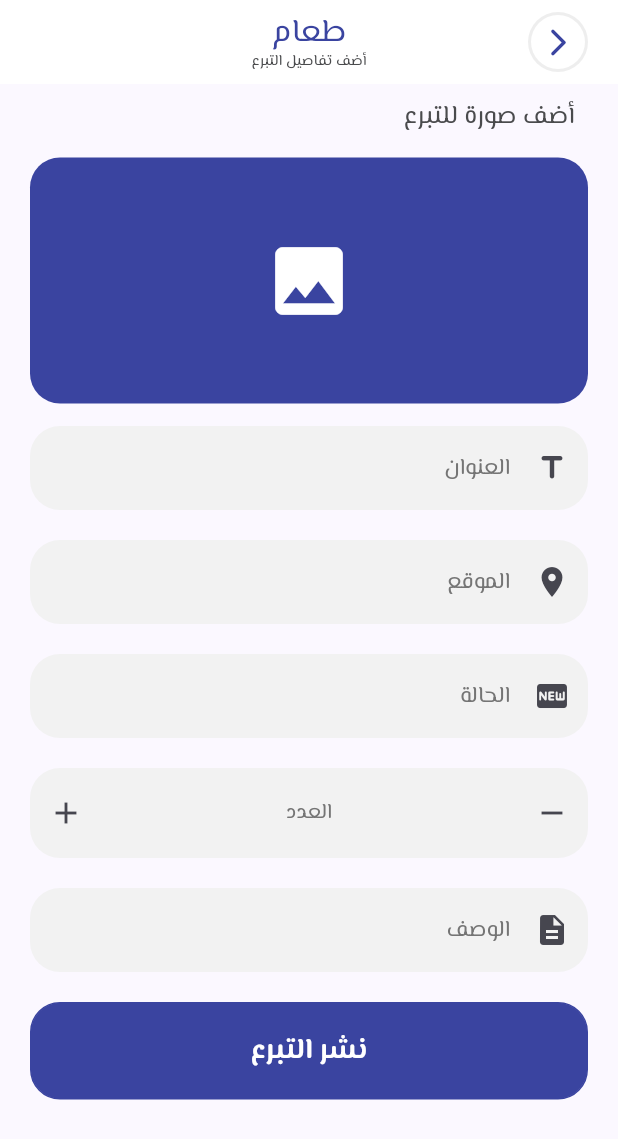
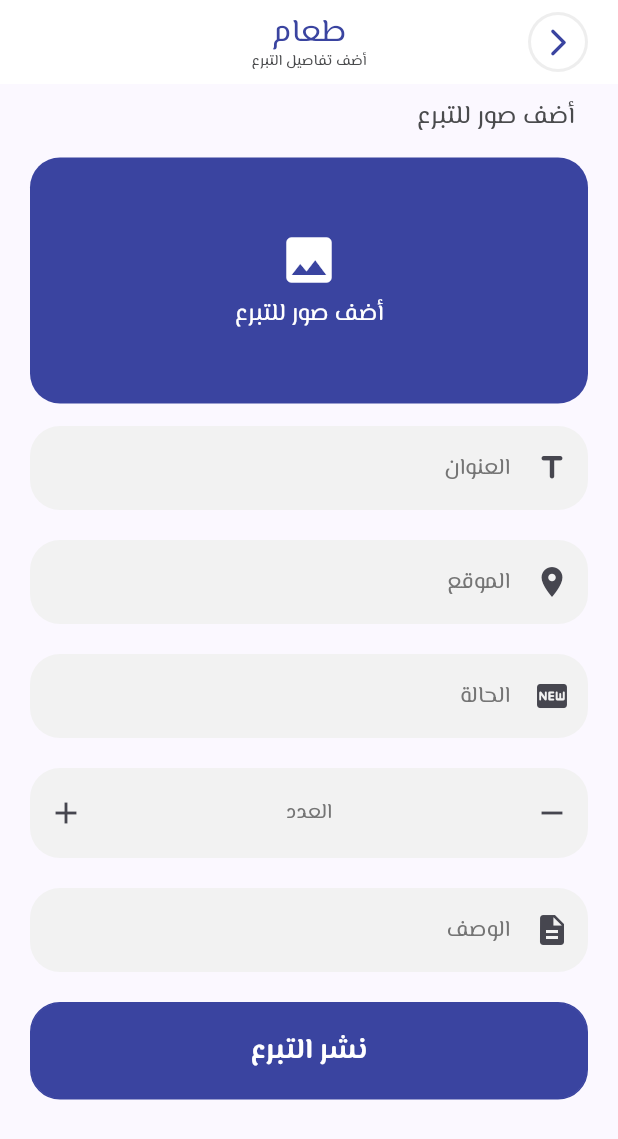
Before and after one commit to omarabukaraki/takaful, a Flutter app: the AddItemDonation screen opened directly with empty values, after a tap on "طعام", on a phone screen of 412 x 824 dp. Shown: the top 1139 px of the screen. Run offline on Flutter 3.47's test engine with Material 2 defaults, Android fonts, the phone set to English and light mode, and no system bars; our stand-ins replace bloc, cached_network_image, carousel_slider, cloud_firestore, firebase_auth, firebase_core and 6 more; missing offline and left inert: blurry_modal_progress_hud; accounts and stored records are empty.

Commit message:
some changes

```diff
--- a/lib/core/utils/app_strings.dart
+++ b/lib/core/utils/app_strings.dart
@@ -34,7 +34,7 @@ abstract class AppString {
   static const String textClothes = 'ملابس';
   static const String textFurniture = 'أثاث';
   static const String textAddDetailsToDonation = 'أضف تفاصيل التبرع';
-  static const String textAddImageToDonation = 'أضف صورة للتبرع';
+  static const String textAddImageToDonation = 'أضف صور للتبرع';
   static const String textTitle = 'العنوان';
   static const String textLocation = 'الموقع';
   static const String textState = 'الحالة';
--- a/lib/view/navigator_bar_pages/add_donation_pages/add_details_post_page.dart
+++ b/lib/view/navigator_bar_pages/add_donation_pages/add_details_post_page.dart
@@ -63,6 +63,7 @@ class _AddDetailsPostState extends State<AddDetailsPost> {
               BlocProvider.of<AddImagesCubit>(context).image = [];
               BlocProvider.of<AddImagesCubit>(context).nameImage = [];
               BlocProvider.of<AddImagesCubit>(context).url = [];
+              addedImage = false;
             } else if (state is PostFailure) {
               isLoading = false;
             }
@@ -107,45 +108,10 @@ class _AddDetailsPostState extends State<AddDetailsPost> {
                                   },
                                 ));
                               },
-                              child: Container(
-                                margin: const EdgeInsets.symmetric(
-                                    horizontal: 20, vertical: 5),
-                                width: double.infinity,
-                                height: 164,
-                                decoration: BoxDecoration(
-                                    borderRadius: BorderRadius.circular(20),
-                                    color: AppColor.kPrimary),
-                                child: const Icon(
-                                  Icons.image,
-                                  size: 60,
-                                  color: Colors.white,
-                                ),
-                              ),
-                            )
-                          : Container(
-                              margin: const EdgeInsets.symmetric(
-                                  horizontal: 20, vertical: 5),
-                              width: double.infinity,
-                              height: 164,
-                              decoration: BoxDecoration(
-                                  color: AppColor.kPrimary,
-                                  borderRadius: BorderRadius.circular(20)),
-                              child: const Column(
-                                mainAxisAlignment: MainAxisAlignment.center,
-                                children: [
-                                  Icon(
-                                    Icons.check,
-                                    size: 60,
-                                    color: Colors.white,
-                                  ),
-                                  Text(
-                                    'تم اضافة الصور بنجاح',
-                                    style: TextStyle(
-                                        color: Colors.white, fontSize: 20),
-                                  )
-                                ],
-                              ),
-                            );
+                              child: const AddImage(
+                                  icon: Icons.image,
+                                  text: AppString.textAddImageToDonation))
+                          : const AddImage();
                     },
                   ),
                   CustomTextFiled(
@@ -242,3 +208,38 @@ class _AddDetailsPostState extends State<AddDetailsPost> {
         ));
   }
 }
+
+class AddImage extends StatelessWidget {
+  const AddImage({
+    super.key,
+    this.icon,
+    this.text,
+  });
+  final IconData? icon;
+  final String? text;
+  @override
+  Widget build(BuildContext context) {
+    return Container(
+      margin: const EdgeInsets.symmetric(horizontal: 20, vertical: 5),
+      width: double.infinity,
+      height: 164,
+      decoration: BoxDecoration(
+          color: AppColor.kPrimary, borderRadius: BorderRadius.circular(20)),
+      child: Column(
+        mainAxisAlignment: MainAxisAlignment.center,
+        children: [
+          Icon(
+            icon ?? Icons.check,
+            size: 40,
+            color: Colors.white,
+          ),
+          const SizedBox(height: 5),
+          Text(
+            text ?? 'تم اضافة الصور بنجاح',
+            style: const TextStyle(color: Colors.white, fontSize: 16),
+          )
+        ],
+      ),
+    );
+  }
+}
```
